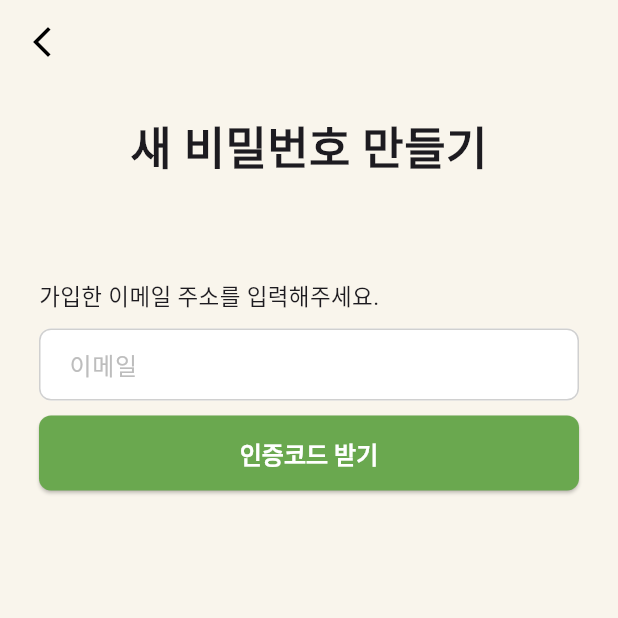
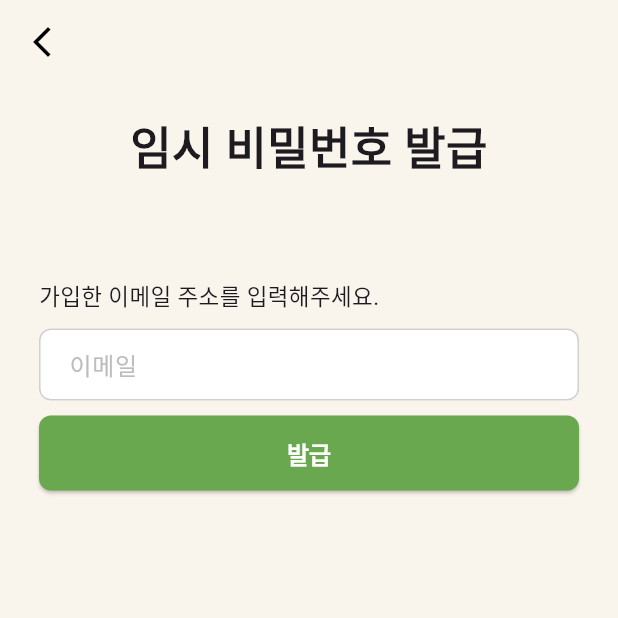
Before and after one commit to minmin02/guardpayFlutter, a Flutter app: the ResetPasswordScreen screen opened by its route, on a phone screen of 412 x 824 dp, the top half of it. Run offline on Flutter 3.47's test engine with Material 3 defaults, Android fonts, the light colour scheme and no system bars; our stand-ins replace flutter_dotenv, flutter_secure_storage; missing offline and left inert: flutter_web_auth_2, kakao_flutter_sdk_user; accounts and stored records are empty.

Commit message:
feat: 임시 비밀번호 발급ã 화면 구현

```diff
--- a/lib/features/auth/screens/login_screen.dart
+++ b/lib/features/auth/screens/login_screen.dart
@@ -11,17 +11,29 @@ class LoginScreen extends StatefulWidget {
 }
 
 class _LoginScreenState extends State<LoginScreen> {
+  // 1. 서비스 인스턴스 초기화
   final _emailController = TextEditingController();
+
   final _passwordController = TextEditingController();
   final _storage = const FlutterSecureStorage();
+
   bool _isLoading = false;
   bool _obscureText = true;
 
+  // 2. 일관된 SnackBar 표시를 위한 유틸리티 함수
+  void _showSnackBar(String message) {
+    if (mounted) {
+      ScaffoldMessenger.of(context).showSnackBar(
+        SnackBar(content: Text(message)),
+      );
+    }
+  }
+
+  // 3. 이메일/비밀번호 로그인 처리
   Future<void> _handleLogin() async {
+    // 입력 유효성 검사
     if (_emailController.text.isEmpty || _passwordController.text.isEmpty) {
-      ScaffoldMessenger.of(context).showSnackBar(
-        const SnackBar(content: Text('이메일과 비밀번호를 모두 입력해주세요.')),
-      );
+      _showSnackBar('이메일과 비밀번호를 모두 입력해주세요.');
       return;
     }
 
@@ -42,26 +54,20 @@ class _LoginScreenState extends State<LoginScreen> {
       if (response.statusCode == 200) {
         final data = jsonDecode(response.body);
 
-        // ✅ 토큰 저장
+        // 토큰 저장
         await _storage.write(key: 'accessToken', value: data['accessToken']);
         await _storage.write(key: 'refreshToken', value: data['refreshToken']);
 
-        ScaffoldMessenger.of(context).showSnackBar(
-          const SnackBar(content: Text('로그인 성공!')),
-        );
+        _showSnackBar('로그인 성공!');
 
-        // ✅ 홈 화면으로 이동 (로그인 페이지는 제거)
+        // 홈 화면으로 이동 (로그인 페이지는 제거)
         Navigator.pushReplacementNamed(context, '/home');
       } else {
         final error = jsonDecode(response.body);
-        ScaffoldMessenger.of(context).showSnackBar(
-          SnackBar(content: Text(error['message'] ?? '로그인 실패')),
-        );
+        _showSnackBar('로그인 실패');
       }
     } catch (e) {
-      ScaffoldMessenger.of(context).showSnackBar(
-        const SnackBar(content: Text('서버와 통신할 수 없습니다.')),
-      );
+      _showSnackBar('서버와 통신할 수 없습니다.');
     } finally {
       setState(() => _isLoading = false);
     }
@@ -170,7 +176,7 @@ class _LoginScreenState extends State<LoginScreen> {
                   foregroundColor: Colors.black,
                   textStyle: const TextStyle(fontSize: 14),
                 ),
-                child: const Text('이메일/비밀번호 찾기 >'),
+                child: const Text('임시 비밀번호 발급받기 >'),
               ),
               const SizedBox(height: 18),
               Row(
--- a/lib/features/auth/screens/reset_password_screen.dart
+++ b/lib/features/auth/screens/reset_password_screen.dart
@@ -1,8 +1,5 @@
 import 'package:flutter/material.dart';
-
-// 1. 필요한 서비스 및 위젯을 임포트합니다.
 import '../services/auth_service.dart'; // AuthService 사용
-import '../widgets/auth_input_field.dart';
 
 class ResetPasswordScreen extends StatefulWidget {
   const ResetPasswordScreen({super.key});
@@ -12,43 +9,43 @@ class ResetPasswordScreen extends StatefulWidget {
 }
 
 class _ResetPasswordScreenState extends State<ResetPasswordScreen> {
-  // 2. 서비스 인스턴스 및 상태 변수를 SignupScreen과 유사하게 구성합니다.
   final AuthService _authService = AuthService();
   final _formKey = GlobalKey<FormState>();
 
+  // 이메일 입력 컨트롤러
   final _emailController = TextEditingController();
-  final _codeController = TextEditingController();
-  final _passwordController = TextEditingController();
-  final _passwordConfirmController = TextEditingController();
 
-  bool _isCodeRequested = false; // 인증 코드가 요청되었는가?
-  bool _isCodeVerified = false;  // 인증 코드가 확인되었는가?
+  // 상태 관리 필드
+  bool _isCodeRequested = false; // 버튼 비활성화에 사용 (발급 완료 시)
   bool _isLoading = false;       // 로딩 상태
 
   @override
   void dispose() {
     _emailController.dispose();
-    _codeController.dispose();
-    _passwordController.dispose();
-    _passwordConfirmController.dispose();
     super.dispose();
   }
 
-  // 3. 인증 코드 요청 핸들러
+  // 임시 비밀번호 발급 요청 & 성공 시 로그인 화면으로 돌아가기
   Future<void> _handleCodeRequest() async {
-    // 간단한 이메일 유효성 검사
+    // 1. 이메일 유효성 검사
     if (_emailController.text.isEmpty || !_emailController.text.contains('@')) {
       _showSnackBar('유효한 이메일을 입력해주세요.');
       return;
     }
 
     setState(() => _isLoading = true);
+
     try {
-      // AuthService를 통해 코드 요청 (수정된 부분)
+      // 2. 서버에 임시 비밀번호 발급 요청
       await _authService.requestPasswordResetCode(_emailController.text);
-      setState(() => _isCodeRequested = true);
-      _showSnackBar('인증 코드가 이메일로 전송되었습니다.');
+
+      // 3. 요청 성공 시 알림 표시 및 화면 이동
+      _showSnackBar('임시 비밀번호 전송 완료. 로그인 화면으로 돌아갑니다.');
+      if (mounted) {
+        Navigator.of(context).pop();
+      }
     } catch (e) {
+      // 4. 요청 실패 시 에러 메시지 표시
       _showSnackBar(e.toString().replaceFirst('Exception: ', ''));
     } finally {
       if (mounted) {
@@ -57,67 +54,7 @@ class _ResetPasswordScreenState extends State<ResetPasswordScreen> {
     }
   }
 
-  // 4. 인증 코드 확인 핸들러
-  Future<void> _handleCodeVerify() async {
-    if (_codeController.text.isEmpty) {
-      _showSnackBar('인증 코드를 입력해주세요.');
-      return;
-    }
-
-    setState(() => _isLoading = true);
-    try {
-      // AuthService를 통해 코드 확인 (수정된 부분)
-      await _authService.verifyPasswordResetCode(
-          _emailController.text, _codeController.text);
-      setState(() => _isCodeVerified = true);
-      _showSnackBar('인증이 완료되었습니다. 새 비밀번호를 입력하세요.');
-    } catch (e) {
-      _showSnackBar(e.toString().replaceFirst('Exception: ', ''));
-    } finally {
-      if (mounted) {
-        setState(() => _isLoading = false);
-      }
-    }
-  }
-
-  // 5. 최종 제출 핸들러 (비밀번호 변경)
-  Future<void> _handleSubmit() async {
-    if (!(_formKey.currentState?.validate() ?? false)) {
-      return; // 폼 유효성 검사 실패 시 종료
-    }
-    if (_passwordController.text != _passwordConfirmController.text) {
-      _showSnackBar('비밀번호가 일치하지 않습니다.');
-      return;
-    }
-    if (!_isCodeVerified) {
-      _showSnackBar('이메일 인증을 먼저 완료해주세요.');
-      return;
-    }
-
-    setState(() => _isLoading = true);
-    try {
-      // AuthService를 통해 비밀번호 재설정
-      final message = await _authService.resetPassword(
-        email: _emailController.text,
-        code: _codeController.text, // 백엔드 API에 따라 코드가 필요할 수 있음
-        newPassword: _passwordController.text,
-      );
-      _showSnackBar(message);
-
-      await Future.delayed(const Duration(seconds: 1));
-      if (mounted) {
-        Navigator.pushReplacementNamed(context, '/login');
-      }
-    } catch (e) {
-      _showSnackBar(e.toString().replaceFirst('Exception: ', ''));
-    } finally {
-      if (mounted) {
-        setState(() => _isLoading = false);
-      }
-    }
-  }
-
-  // 6. 일관된 SnackBar 표시를 위한 유틸리티 함수
+  // 공통 SnackBar 표시 유틸리티
   void _showSnackBar(String message) {
     ScaffoldMessenger.of(context).showSnackBar(
       SnackBar(content: Text(message)),
@@ -126,6 +63,7 @@ class _ResetPasswordScreenState extends State<ResetPasswordScreen> {
 
   @override
   Widget build(BuildContext context) {
+    // 버튼 스타일 정의
     final buttonStyle = ElevatedButton.styleFrom(
       backgroundColor: const Color(0xFF6AA84F),
       foregroundColor: Colors.white,
@@ -154,13 +92,13 @@ class _ResetPasswordScreenState extends State<ResetPasswordScreen> {
             crossAxisAlignment: CrossAxisAlignment.stretch,
             children: [
               const Text(
-                '새 비밀번호 만들기',
+                '임시 비밀번호 발급',
                 textAlign: TextAlign.center,
                 style: TextStyle(fontSize: 30, fontWeight: FontWeight.bold),
               ),
               const SizedBox(height: 65),
 
-              // --- 이메일 입력 섹션 ---
+              // 이메일 입력 섹션
               const Text('가입한 이메일 주소를 입력해주세요.', style: TextStyle(fontSize: 15)),
               const SizedBox(height: 10),
               TextFormField(
@@ -176,87 +114,16 @@ class _ResetPasswordScreenState extends State<ResetPasswordScreen> {
                     borderSide: const BorderSide(color: Color(0xFF6AA84F), width: 2.0),
                   ),
                 ),
-                readOnly: _isCodeRequested, // 코드 요청 후에는 수정 불가
+                readOnly: _isCodeRequested, // 발급 요청 후에는 수정 불가
               ),
               const SizedBox(height: 10),
+
+              // 발급 버튼
               ElevatedButton(
                 onPressed: _isLoading || _isCodeRequested ? null : _handleCodeRequest,
                 style: _isLoading || _isCodeRequested ? disabledButtonStyle : buttonStyle,
-                child: const Text('인증코드 받기'),
+                child: const Text('발급'),
               ),
-
-              // --- 인증코드 입력 섹션 (코드 요청 후에만 보임) ---
-              if (_isCodeRequested) ...[
-                const SizedBox(height: 30),
-                Row(
-                  children: [
-                    Expanded(
-                      child: TextFormField(
-                        controller: _codeController,
-                        keyboardType: TextInputType.number,
-                        decoration: InputDecoration(
-                          hintText: '인증코드',
-                          filled: true,
-                          fillColor: Colors.white,
-                          border: OutlineInputBorder(borderRadius: BorderRadius.circular(8)),
-                          focusedBorder: OutlineInputBorder(
-                            borderRadius: BorderRadius.circular(8),
-                            borderSide: const BorderSide(color: Color(0xFF6AA84F), width: 2.0),
-                          ),
-                        ),
-                        readOnly: _isCodeVerified, // 인증 완료 후에는 수정 불가
-                      ),
-                    ),
-                    const SizedBox(width: 10),
-                    ElevatedButton(
-                      onPressed: _isLoading || _isCodeVerified ? null : _handleCodeVerify,
-                      style: _isLoading || _isCodeVerified ? disabledButtonStyle : buttonStyle,
-                      child: const Text('확인'),
-                    ),
-                  ],
-                ),
-              ],
-
-              // --- 새 비밀번호 입력 섹션 (인증 완료 후에만 보임) ---
-              if (_isCodeVerified) ...[
-                const SizedBox(height: 50),
-                const Text('비밀번호 재설정', style: TextStyle(fontSize: 15)),
-                const SizedBox(height: 10),
-                AuthInputField(
-                  controller: _passwordController,
-                  hintText: '새 비밀번호',
-                  isPassword: true,
-                  validator: (value) {
-                    if (value == null || value.isEmpty || value.length < 8) {
-                      return '비밀번호는 8자 이상이어야 합니다.';
-                    }
-                    return null;
-                  },
-                ),
-                const SizedBox(height: 10),
-                AuthInputField(
-                  controller: _passwordConfirmController,
-                  hintText: '새 비밀번호 재입력',
-                  isPassword: true,
-                  validator: (value) {
-                    if (value != _passwordController.text) {
-                      return '비밀번호가 일치하지 않습니다.';
-                    }
-                    return null;
-                  },
-                ),
-                const SizedBox(height: 35),
-                ElevatedButton(
-                  onPressed: _isLoading ? null : _handleSubmit,
-                  style: buttonStyle,
-                  child: _isLoading
-                      ? const SizedBox(
-                      width: 20,
-                      height: 20,
-                      child: CircularProgressIndicator(color: Colors.white, strokeWidth: 2))
-                      : const Text('확인'),
-                ),
-              ],
             ],
           ),
         ),
--- a/lib/features/auth/services/auth_service.dart
+++ b/lib/features/auth/services/auth_service.dart
@@ -1,104 +1,94 @@
-import 'dart:convert'; // jsonEncode, jsonDecode를 사용하기 위해 필요
-import 'package:http/http.dart' as http; // HTTP 통신을 위해 필요
-import 'package:flutter/services.dart'; // [추가] PlatformException을 사용하기 위해 필요
-import 'package:kakao_flutter_sdk_user/kakao_flutter_sdk_user.dart'; // [추가] 카카오 SDK
-import 'dart:developer'; // 👈 1. dart:developer 라이브러리를 import 합니다.
+import 'dart:convert';
+import 'package:http/http.dart' as http;
+import 'package:flutter/services.dart';
+import 'package:kakao_flutter_sdk_user/kakao_flutter_sdk_user.dart'; // 카카오 SDK
+import 'dart:developer';
 import 'package:flutter_web_auth_2/flutter_web_auth_2.dart';
 import 'package:flutter_secure_storage/flutter_secure_storage.dart';
-import 'package:flutter_dotenv/flutter_dotenv.dart'; // ✅ 이 줄을 추가하세요.
-
-
-
+import 'package:flutter_dotenv/flutter_dotenv.dart';
 
 class AuthService {
-  // 실제 서버 환경에서는 여기에 Dio 인스턴스 등이 주입될 수 있습니다.
-  final String _apiUrl = 'http://10.0.2.2:8080/api/users'; // 기본 API 경로 설정
+  // 환경 변수에서 API 베이스 URL을 가져옴
+  final String _baseUrl = dotenv.env['API_BASE_URL'] ?? 'http://10.0.2.2:8080';
+  final _secureStorage = const FlutterSecureStorage();
+
   static const String _tempAuthCode = '123456'; // 임시 이메일 인증 코드
-  //final String _baseUrl = 'https://nonsusceptible-hyman-periproctal.ngrok-free.dev';
-  final String _baseUrl = dotenv.env['API_BASE_URL'] ?? 'http://10.0.2.2:8080';
 
-  final _secureStorage = const FlutterSecureStorage(); // ✅ 토큰 저장을 위해 추가
-
-
+  /// === 소셜 로그인 (Google) ===
   Future<void> signInWithGoogle() async {
     try {
-      // 1. 스프링 부트의 구글 로그인 시작 URL
-      // 💡 포트 번호(8080)는 본인 서버에 맞게 확인하세요.
+      // 1. 스프링 부트의 구글 로그인 시작 URL 설정
       final url = Uri.parse('$_baseUrl/oauth2/authorization/google');
 
-      // 2. 웹뷰를 열고, 스프링 부트가 리디렉션할 때까지 대기합니다.
-      //    'guardpay'는 AndroidManifest.xml에 설정한 scheme 값입니다.
+      // 2. 웹뷰를 열고, 리디렉션 대기 (콜백 URL scheme: "guardpay")
       final result = await FlutterWebAuth2.authenticate(
         url: url.toString(),
         callbackUrlScheme: "guardpay",
       );
 
-      // 3. 돌아온 URL에서 토큰을 추출합니다.
+      // 3. 돌아온 URL에서 토큰을 추출
       final Uri callbackUri = Uri.parse(result);
       final accessToken = callbackUri.queryParameters['accessToken'];
       final refreshToken = callbackUri.queryParameters['refreshToken'];
 
       if (accessToken != null && refreshToken != null) {
-        // 4. 토큰을 안전하게 기기에 저장합니다.
+        // 4. 토큰을 안전하게 저장
         await _secureStorage.write(key: 'accessToken', value: accessToken);
         await _secureStorage.write(key: 'refreshToken', value: refreshToken);
 
-        log('✅ 구글 로그인 성공! Access Token: $accessToken');
-
+        log('✅ [Google Auth] 구글 로그인 성공! 토큰 저장 완료.');
       } else {
-        throw Exception('로그인에 성공했지만 토큰을 받아오지 못했습니다.');
+        throw Exception('로그인에는 성공했지만 토큰을 받아오지 못했습니다.');
       }
-
     } on PlatformException catch (e) {
-      // 사용자가 웹뷰를 그냥 닫았을 경우를 처리합니다.
+      // 사용자가 웹뷰를 닫아 로그인을 취소한 경우 처리
       if (e.code == 'CANCELED' || e.code == 'USER_CANCELLED') {
-        log('ℹ️ 구글 로그인이 사용자에 의해 취소되었습니다.');
-        // 에러를 던지지 않고 조용히 종료할 수도 있습니다.
+        log('ℹ️ [Google Auth] 사용자에 의해 로그인이 취소되었습니다.');
         return;
       }
       throw Exception('로그인 중 오류가 발생했습니다: ${e.message}');
     } catch (e) {
-      log('🚨 구글 로그인 중 알 수 없는 에러 발생: $e');
+      log('🚨 [Google Auth] 알 수 없는 에러 발생: $e');
       throw Exception('로그인에 실패했습니다. 잠시 후 다시 시도해주세요.');
     }
   }
 
-  // 1. 이메일 인증 코드를 요청하는 함수
+
+  /// === 일반 회원가입 & 인증 ===
+  // 이메일 인증 코드 요청 함수
   Future<bool> requestAuthCode(String email) async {
     final emailRegex = RegExp(r"^[^\s@]+@[^\s@]+\.[^\s@]+$");
     if (email.isEmpty || !emailRegex.hasMatch(email)) {
-      // 클라이언트 측 유효성 검사 (실제 환경에서는 예외를 throw하거나 Error 객체를 반환)
       throw Exception('올바른 이메일 주소를 입력해주세요.');
     }
 
     // TODO: 실제 서버 API 엔드포인트에 맞게 URL 수정 필요 (예: '/request-code')
-    // 현재는 성공했다고 가정하고 true 반환
-    print('이메일 인증 코드 요청: $email');
+    log('[Email Auth] 인증 코드 요청: $email (시뮬레이션)');
     await Future.delayed(const Duration(milliseconds: 500)); // API 지연 시뮬레이션
-    return true;
+    return true; // 요청 성공 가정
   }
 
-  // 2. 인증 코드를 확인하는 함수
+  // 인증 코드 확인 함수
   Future<bool> verifyAuthCode(String email, String code) async {
-    // 정의된 임시 인증 코드(_tempAuthCode)와 사용자가 입력한 코드를 비교합니다.
-    if (code != _tempAuthCode) { // TODO: 실제 인증 로직으로 대체 필요
+    // TODO: 실제 인증 로직으로 대체 필요
+    if (code != _tempAuthCode) {
       throw Exception('인증 코드가 일치하지 않습니다.');
     }
-    print('인증 코드 확인 완료: $email');
+    log('[Email Auth] 인증 코드 확인 완료: $email');
     await Future.delayed(const Duration(milliseconds: 500));
     return true;
   }
 
-  // 3. 회원가입을 최종적으로 처리하는 함수
+  // 회원가입 최종 처리 함수
   Future<String> signup({
     required String email,
     required String password,
     required String nickname,
   }) async {
-    // ✅ 백엔드 회원가입 API 경로
-    const apiUrl = 'http://10.0.2.2:8080/api/auth/signup';
+    // 백엔드 회원가입 API 경로
+    final apiUrl = '$_baseUrl/api/auth/signup';
 
-    // ✅ 서버에 보낼 JSON 데이터
+    // 서버에 보낼 JSON 데이터
     final signupData = {
       'email': email,
       'password': password,
@@ -114,70 +104,59 @@ class AuthService {
 
       final responseBody = jsonDecode(utf8.decode(response.bodyBytes)); // 한글 깨짐 방지
 
-      // ✅ 성공 (200 또는 201)
       if (response.statusCode == 200 || response.statusCode == 201) {
-        print('가입 성공 응답: ${response.body}');
+        log('[Signup] 가입 성공 응답: ${response.body}');
         return responseBody['message'] ?? '회원가입이 성공적으로 완료되었습니다.';
-      }
-      // ❌ 실패 (400, 409 등)
-      else {
-        print('가입 실패 응답: ${response.body}');
+      } else {
+        log('🚨 [Signup] 가입 실패 응답: ${response.body}');
         throw Exception(responseBody['message'] ?? '회원가입에 실패했습니다.');
       }
-
     } catch (error) {
-      print('가입 요청 실패: $error');
+      print('🚨 가입 요청 실패: $error');
       throw Exception('서버와 통신할 수 없습니다.');
     }
   }
 
 
-  /// 비밀번호 재설정을 위한 이메일 인증 코드를 요청합니다.
-  Future<void> requestPasswordResetCode(String email) async {
-    // TODO: 실제 서버의 '비밀번호 재설정용' 코드 요청 API와 연동해야 합니다.
-    print('[AuthService] 비밀번호 재설정 코드 요청: $email');
-    await Future.delayed(const Duration(milliseconds: 500));
+  /// === 임시 비밀번호 발급 ===
+  Future<bool> requestPasswordResetCode(String email) async {
+    log('[Password Reset] 임시 비밀번호 발급 요청: $email');
+
+    try {
+      final response = await http.post(
+        Uri.parse('$_baseUrl/api/auth/password-reset-request'),
+        headers: {'Content-Type': 'application/json'},
+        body: jsonEncode({'email': email}),
+      );
+
+      if (response.statusCode == 200) {
+        log('✅ [Password Reset] 임시 비밀번호 발급 요청 성공. 이메일 발송됨.');
+        return true;
+      } else {
+        final errorBody = jsonDecode(response.body);
+        throw Exception(errorBody['message'] ?? '인증 코드 요청 실패');
+      }
+    } catch (e) {
+      log('🚨 [Password Reset] requestPasswordResetCode 에러: $e');
+      throw Exception('서버 통신 중 오류 발생: ${e.toString()}');
+    }
   }
 
-  /// 비밀번호 재설정을 위한 인증 코드를 확인합니다.
-  Future<void> verifyPasswordResetCode(String email, String code) async {
-    // TODO: 실제 서버의 '비밀번호 재설정용' 코드 확인 API와 연동해야 합니다.
-    if (code != _tempAuthCode) {
-      throw Exception('인증 코드가 일치하지 않습니다.');
-    }
-    print('[AuthService] 비밀번호 재설정 코드 확인 완료: $email');
-    await Future.delayed(const Duration(milliseconds: 500));
-  }
 
-  /// 새 비밀번호로 재설정하는 최종 요청을 보냅니다.
-  Future<String> resetPassword({
-    required String email,
-    required String code,
-    required String newPassword,
-  }) async {
-    // --- 백엔드 API 없이 프론트엔드 시연을 위한 임시 코드 ---
-    print('[AuthService] 비밀번호 변경 요청 시뮬레이션 시작 (서버 호출 안함)');
-
-    // 마치 서버가 성공적으로 응답한 것처럼 1초간 기다립니다.
-    await Future.delayed(const Duration(seconds: 1));
-
-    // 서버 대신 성공 메시지를 직접 반환합니다.
-    return '비밀번호가 성공적으로 변경되었습니다.';
-
-  }
-
-  // [수정] 카카오 회원가입/로그인 처리 함수
+  /// === 소셜 로그인 (Kakao) ===
+  // 회원가입 & 로그인 처리 함수
   Future<Map<String, dynamic>> signupWithKakao() async {
-    // 1. [추가] 기존 로그인 정보가 있다면 먼저 로그아웃 처리
+    // 1. 기존 로그인 정보가 있다면 먼저 로그아웃 처리 (클린 시작)
     try {
       if (await AuthApi.instance.hasToken()) {
         await UserApi.instance.logout();
-        print('기존 토큰 발견. 로그아웃 처리 완료.');
+        log('[Kakao Auth] 기존 토큰 발견. 로그아웃 처리 완료.');
       }
     } catch (error) {
-      print('로그아웃 처리 중 에러 발생 (무시): $error');
+      log('⚠️ [Kakao Auth] 로그아웃 처리 중 에러 발생 (무시): $error');
     }
-    // 2. 카카오 SDK로 액세스 토큰 받기 (기존 로직과 동일)
+
+    // 2. 카카오 SDK로 액세스 토큰 받기
     String? kakaoAccessToken;
     if (await isKakaoTalkInstalled()) {
       try {
@@ -207,27 +186,22 @@ class AuthService {
       throw Exception('카카오 액세스 토큰을 가져오는데 실패했습니다.');
     }
 
-    log('🚀 Sending request to backend...');
-    log('URL: $_baseUrl/api/auth/kakao');
-    log('Kakao Access Token: $kakaoAccessToken');
-    // 3. 백엔드 서버로 액세스 토큰 전송 (기존 로직과 동일)
+    log('🚀 [Kakao Auth] 백엔드 서버로 토큰 전송 시작.');
+
+    // 3. 백엔드 서버로 액세스 토큰 전송
     final response = await http.post(
       Uri.parse('$_baseUrl/api/auth/kakao'),
       headers: {'Content-Type': 'application/json'},
       body: jsonEncode({'accessToken': kakaoAccessToken}),
     );
 
+    // 4. 응답 처리
+    log('✅ [Kakao Auth] 서버 응답 Status Code: ${response.statusCode}');
 
-    // ✅ [로그 추가] 백엔드로부터 받은 응답의 상태 코드와 본문을 출력
-    log('✅ Received response from backend!');
-    log('Status Code: ${response.statusCode}');
-    log('Response Body: ${response.body}');
-    // [수정] 성공(200)과 실패 케이스를 나누어 처리
     if (response.statusCode == 200) {
       // 성공 시, 정상적으로 응답 본문 반환
       return jsonDecode(response.body);
     } else {
-      // 실패 시, 서버가 보낸 구체적인 에러 메시지를 담아 Exception 발생
       try {
         final errorBody = jsonDecode(response.body);
         throw Exception('서버 통신 실패: ${errorBody['message'] ?? '알 수 없는 오류'}');
@@ -238,16 +212,14 @@ class AuthService {
     }
   }
 
-  // [추가] 카카오 로그아웃 함수
+  // 로그아웃 함수
   Future<void> kakaoLogout() async {
     try {
       await UserApi.instance.logout();
-      print('로그아웃 성공, SDK에서 토큰 삭제');
+      log('[Kakao Auth] 로그아웃 성공, SDK에서 토큰 삭제');
     } catch (error) {
-      print('로그아웃 실패, SDK에서 토큰 삭제 실패 $error');
+      log('🚨 [Kakao Auth] 로그아웃 실패: $error');
       throw Exception('로그아웃에 실패했습니다.');
     }
   }
-
-
 }
--- a/pubspec.yaml
+++ b/pubspec.yaml
@@ -31,7 +31,7 @@ dependencies:
   flutter:
     sdk: flutter
 
-  flutter_web_auth_2: ^3.1.2
+  flutter_web_auth_2: ^4.1.0
   flutter_dotenv: ^5.1.0
   kakao_flutter_sdk_user: ^1.9.1+2
   # The following adds the Cupertino Icons font to your application.
@@ -67,6 +67,7 @@ flutter:
   # To add assets to your application, add an assets section, like this:
   assets:
     - assets/images/
+    - .env
     # - assets/icons/
   #   - images/a_dot_ham.jpeg
 
```
Also changed, not shown: lib/main.dart (+18 -5 lines), pubspec.lock, 7 other files.
